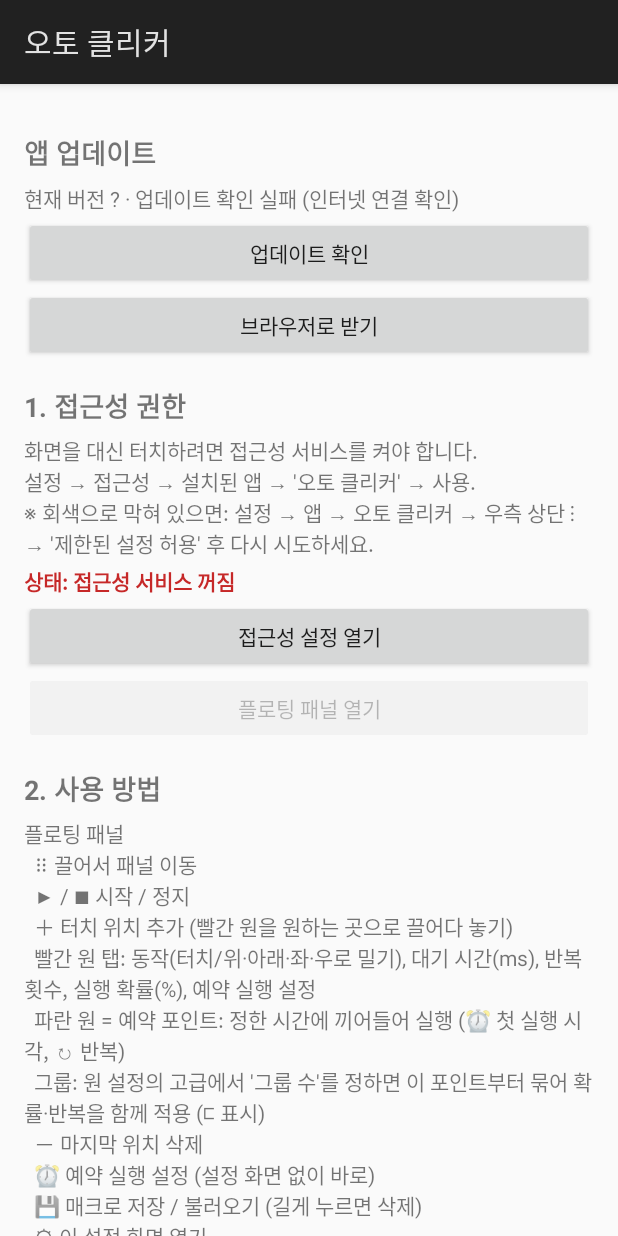
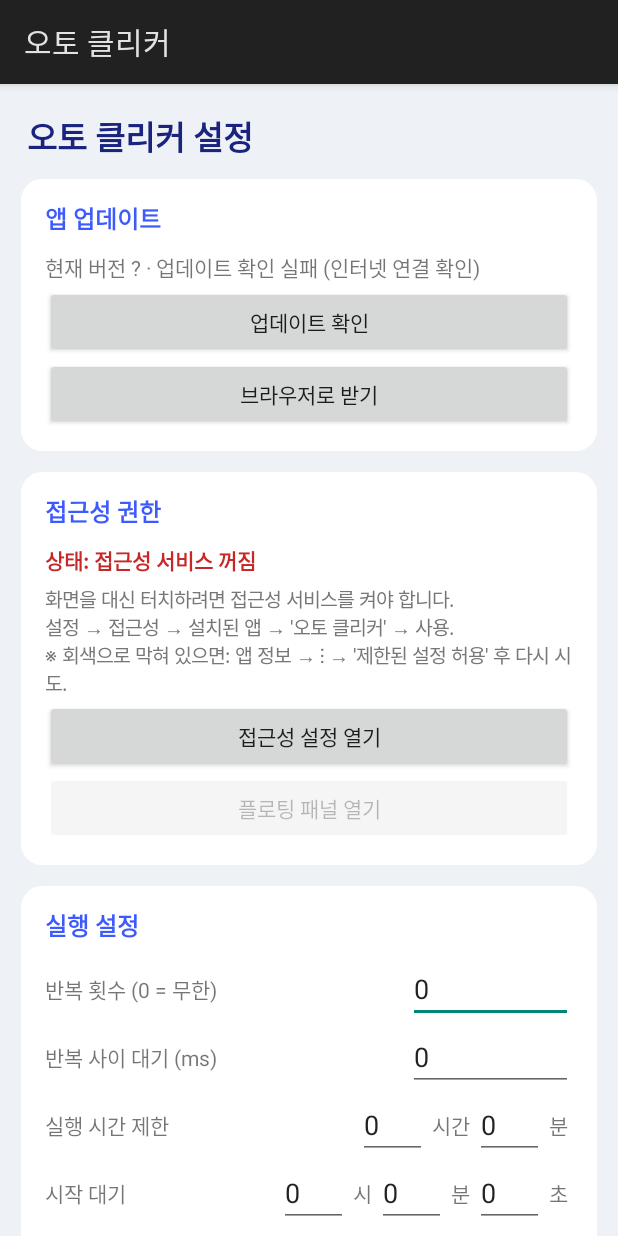
Before and after one commit to akskekekdk/autoclicker, an Android app: the screen it shows after launch (SettingsActivity), on a phone screen of 412 x 824 dp. Run offline under Robolectric (Android 15) with nearby library versions, the phone set to English and light mode, and no system bars; pictures from the network do not load.

Commit message:
Add per-point delete button and reorganize settings into cards
- The point dialog's top row now has a 삭제 button to delete that point
  (next to the reorder ◀▶ buttons).
- Settings screen is grouped into clean section cards (앱 업데이트, 접근성
  권한, 실행 설정, 속도·터치, 정지·표시, 예약 세션, 포인트 목록, 사용 방법)
  with a styled header, card backgrounds and a primary save button.

Co-Authored-By: Claude Opus 4.8 <noreply@anthropic.com>
Claude-Session: https://claude.ai/code/session_015dWKizZm9A7r9ji1qJ7U5L

```diff
--- a/android/app/src/main/java/com/uvm/autoclicker/ClickService.kt
+++ b/android/app/src/main/java/com/uvm/autoclicker/ClickService.kt
@@ -644,6 +644,17 @@ class ClickService : AccessibilityService() {
             gravity = Gravity.CENTER_VERTICAL
             addView(android.widget.Button(theme).apply { text = "◀ 앞으로"; setOnClickListener { moveBy(-1) } })
             addView(android.widget.Button(theme).apply { text = "뒤로 ▶"; setOnClickListener { moveBy(1) } })
+            addView(android.widget.Button(theme).apply {
+                text = "삭제"
+                setOnClickListener {
+                    if (curIndex in config.points.indices) {
+                        config.points.removeAt(curIndex)
+                        Store.save(this@ClickService, config)
+                        rebuildMarkers()
+                    }
+                    dialogRef?.dismiss()
+                }
+            })
         }
         val box = LinearLayout(theme).apply {
             orientation = LinearLayout.VERTICAL
--- a/android/app/src/main/java/com/uvm/autoclicker/SettingsActivity.kt
+++ b/android/app/src/main/java/com/uvm/autoclicker/SettingsActivity.kt
@@ -66,124 +66,133 @@ class SettingsActivity : Activity() {
         }
         root = LinearLayout(this).apply {
             orientation = LinearLayout.VERTICAL
-            setPadding(dp(16), dp(16), dp(16), dp(24))
+            setPadding(dp(14), dp(14), dp(14), dp(28))
+            setBackgroundColor(Color.parseColor("#EEF1F5"))
         }
-        setContentView(ScrollView(this).apply { addView(root) })
+        setContentView(ScrollView(this).apply {
+            setBackgroundColor(Color.parseColor("#EEF1F5"))
+            addView(root)
+        })
 
-        root.addView(title("앱 업데이트"))
-        updateText = text("현재 버전 ${Updater.currentVersionName(this)}")
-        root.addView(updateText)
+        // 제목
+        root.addView(TextView(this).apply {
+            text = "오토 클리커 설정"
+            textSize = 22f
+            setTypeface(typeface, Typeface.BOLD)
+            setTextColor(Color.parseColor("#1A237E"))
+            setPadding(dp(4), dp(4), 0, dp(12))
+        })
+
+        // 앱 업데이트
+        card("앱 업데이트").apply {
+            updateText = text("현재 버전 ${Updater.currentVersionName(this@SettingsActivity)}")
+            addView(updateText)
             updateBtn = button("업데이트 확인") { onUpdateClicked() }
-        root.addView(updateBtn)
-        root.addView(button("브라우저로 받기") { Updater.openReleasePage(this) })
+            addView(updateBtn)
+            addView(button("브라우저로 받기") { Updater.openReleasePage(this@SettingsActivity) })
+        }
 
-        root.addView(title("1. 접근성 권한"))
-        root.addView(text(
+        // 접근성 권한
+        card("접근성 권한").apply {
+            statusText = text("").apply { setTypeface(typeface, Typeface.BOLD) }
+            addView(statusText)
+            addView(hint(
                 "화면을 대신 터치하려면 접근성 서비스를 켜야 합니다.\n" +
                     "설정 → 접근성 → 설치된 앱 → '오토 클리커' → 사용.\n" +
-                "※ 회색으로 막혀 있으면: 설정 → 앱 → 오토 클리커 → 우측 상단 ⋮ → '제한된 설정 허용' 후 다시 시도하세요."
+                    "※ 회색으로 막혀 있으면: 앱 정보 → ⋮ → '제한된 설정 허용' 후 다시 시도."
             ))
-        statusText = text("").apply { setTypeface(typeface, Typeface.BOLD) }
-        root.addView(statusText)
-        root.addView(button("접근성 설정 열기") {
+            addView(button("접근성 설정 열기") {
                 startActivity(Intent(Settings.ACTION_ACCESSIBILITY_SETTINGS))
             })
             panelBtn = button("플로팅 패널 열기") { togglePanel() }
-        root.addView(panelBtn)
+            addView(panelBtn)
+        }
 
-        root.addView(title("2. 사용 방법"))
-        root.addView(text(
-            "플로팅 패널\n" +
-                "  ⠿ 끌어서 패널 이동\n" +
-                "  ▶ / ■ 시작 / 정지\n" +
-                "  ＋ 터치 위치 추가 (빨간 원을 원하는 곳으로 끌어다 놓기)\n" +
-                "  빨간 원 탭: 동작(터치/위·아래·좌·우로 밀기), 대기 시간(ms), 반복 횟수, 실행 확률(%), 예약 실행 설정\n" +
-                "  파란 원 = 예약 포인트: 정한 시간에 끼어들어 실행 (⏰ 첫 실행 시각, ↻ 반복)\n" +
-                "  그룹: 원 설정의 고급에서 '그룹 수'를 정하면 이 포인트부터 묶어 확률·반복을 함께 적용 (⊏ 표시)\n" +
-                "  － 마지막 위치 삭제\n" +
-                "  ⏰ 예약 실행 설정 (설정 화면 없이 바로)\n" +
-                "  💾 매크로 저장 / 불러오기 (길게 누르면 삭제)\n" +
-                "  ⚙ 이 설정 화면 열기\n" +
-                "  ⇄ / ⇅ 패널을 가로 / 세로로 바꾸기\n" +
-                "  실행 중 볼륨 버튼(위/아래)을 누르면 언제든 정지됩니다\n" +
-                "  ▲ 접기 / ▼ 펼치기 (같은 버튼을 다시 누르면 펼쳐짐)\n" +
-                "  ✕ 패널 닫기 (앱 아이콘을 누르면 다시 열림)\n" +
-                "번호 순서대로 터치합니다. 각 포인트를 '횟수'만큼 연속 터치하고, 매 터치 후 '대기'만큼 기다립니다."
-        ))
-
-        root.addView(title("3. 반복 설정"))
+        // 실행 설정
+        card("실행 설정").apply {
             repeatEdit = numberEdit()
             loopDelayEdit = numberEdit()
+            addView(row("반복 횟수 (0 = 무한)", repeatEdit))
+            addView(row("반복 사이 대기 (ms)", loopDelayEdit))
+            limitHoursEdit = numberEdit()
+            limitMinutesEdit = numberEdit()
+            addView(hmsLabelRow("실행 시간 제한", listOf(limitHoursEdit to "시간", limitMinutesEdit to "분")))
             startHoursEdit = numberEdit()
             startMinutesEdit = numberEdit()
             startSecondsEdit = numberEdit()
-        root.addView(LinearLayout(this).apply {
-            orientation = LinearLayout.HORIZONTAL
-            gravity = Gravity.CENTER_VERTICAL
-            addView(TextView(this@SettingsActivity).apply {
-                text = "시작 대기"
-                layoutParams = LinearLayout.LayoutParams(0, LinearLayout.LayoutParams.WRAP_CONTENT, 1f)
-            })
-            listOf(startHoursEdit to "시 ", startMinutesEdit to "분 ", startSecondsEdit to "초").forEach { (e, unit) ->
-                addView(e, LinearLayout.LayoutParams(dp(48), LinearLayout.LayoutParams.WRAP_CONTENT))
-                addView(TextView(this@SettingsActivity).apply { text = unit })
+            addView(hmsLabelRow("시작 대기", listOf(startHoursEdit to "시", startMinutesEdit to "분", startSecondsEdit to "초")))
+            addView(hint("반복 횟수와 실행 시간 중 먼저 끝나는 쪽에서 정지합니다. 시작 대기는 ▶ 뒤 그 시간이 지나야 시작합니다 (0 = 바로). 실행 중에는 화면이 꺼지지 않습니다."))
         }
-        })
-        root.addView(text("▶을 누르고 이 시간이 지난 뒤 매크로 전체를 시작합니다 (0 = 바로). 기다리는 동안 패널에 남은 시간이 보이고 ■로 취소할 수 있습니다."))
 
-        root.addView(title("예약 세션 (여러 시간에 나눠 실행)"))
-        root.addView(text("▶을 누른 시점 기준으로, 정한 시간마다 매크로 전체를 '횟수'만큼 실행합니다. 예: 3시간 뒤 10회, 5시간 15분 뒤 5회. 한 줄이라도 있으면 위의 '시작 대기'는 무시됩니다."))
-        sessionsBox = LinearLayout(this).apply { orientation = LinearLayout.VERTICAL }
-        root.addView(sessionsBox)
-        root.addView(button("세션 추가") { addSessionRow(0, 0, 0, 1); })
-        keepAliveEdit = numberEdit()
-        root.addView(row("대기 중 유지 탭 간격 (초, 0 = 끔)", keepAliveEdit))
-        root.addView(text("예약/시작 대기 동안 이 간격마다 1번 포인트를 한 번 눌러 게임이 끊기는 것을 막습니다. 1번 포인트는 눌러도 안전한 빈 곳에 두세요. (모든 매크로 공통 · 패널 ⏰에서도 설정 가능)"))
-        root.addView(row("반복 횟수 (0 = 무한)", repeatEdit))
-        root.addView(row("반복 사이 대기 (ms)", loopDelayEdit))
-        limitHoursEdit = numberEdit()
-        limitMinutesEdit = numberEdit()
-        root.addView(LinearLayout(this).apply {
-            orientation = LinearLayout.HORIZONTAL
-            gravity = Gravity.CENTER_VERTICAL
-            addView(TextView(this@SettingsActivity).apply {
-                text = "실행 시간 제한 (0 = 없음)"
-                layoutParams = LinearLayout.LayoutParams(0, LinearLayout.LayoutParams.WRAP_CONTENT, 1f)
-            })
-            addView(limitHoursEdit, LinearLayout.LayoutParams(dp(56), LinearLayout.LayoutParams.WRAP_CONTENT))
-            addView(TextView(this@SettingsActivity).apply { text = "시간 " })
-            addView(limitMinutesEdit, LinearLayout.LayoutParams(dp(56), LinearLayout.LayoutParams.WRAP_CONTENT))
-            addView(TextView(this@SettingsActivity).apply { text = "분" })
-        })
-        root.addView(text("반복 횟수와 실행 시간 중 먼저 도달하는 쪽에서 정지합니다. 실행 중에는 화면이 꺼지지 않습니다."))
+        // 속도 / 터치
+        card("속도 · 터치").apply {
+            tapDurationEdit = numberEdit()
+            addView(row("터치 누르는 시간 (ms)", tapDurationEdit))
             defaultDelayEdit = numberEdit()
-        root.addView(row("첫 포인트 기본 대기 (ms)", defaultDelayEdit))
-        root.addView(text("＋로 추가하는 포인트는 마지막 포인트의 대기 시간과 반복 횟수를 이어받습니다."))
-        tapDurationEdit = numberEdit()
-        root.addView(row("터치 누르는 시간 (ms)", tapDurationEdit))
-        root.addView(text("작을수록 연타가 빨라집니다. 터치가 가끔 안 먹히면 50~100으로 늘려보세요."))
-        root.addView(title("정지 방법"))
-        stopModeGroup = RadioGroup(this)
+            addView(row("첫 포인트 기본 대기 (ms)", defaultDelayEdit))
+            maxSpeedCheck = CheckBox(this@SettingsActivity).apply { text = "최고 속도 모드 (더 빠름 · 정지 버튼 느려짐)" }
+            addView(maxSpeedCheck)
+            addView(hint("터치 누르는 시간이 작을수록 연타가 빨라집니다. 가끔 안 먹히면 50~100으로 늘리세요. 최고 속도 모드에서는 볼륨 키로 정지하세요."))
+        }
+
+        // 정지 · 표시
+        card("정지 · 표시").apply {
+            addView(text("정지 방법").apply { setTypeface(typeface, Typeface.BOLD) })
+            stopModeGroup = RadioGroup(this@SettingsActivity)
             StopMode.entries.forEach { mode ->
-            stopModeGroup.addView(RadioButton(this).apply {
+                stopModeGroup.addView(RadioButton(this@SettingsActivity).apply {
                     id = View.generateViewId()
                     text = mode.label
                     tag = mode
                 })
             }
-        root.addView(stopModeGroup)
-        highlightCheck = CheckBox(this).apply { text = "실행 중 포인트 강조 표시 (끄면 깜빡임 없음)" }
-        root.addView(highlightCheck)
-        maxSpeedCheck = CheckBox(this).apply { text = "최고 속도 모드 (더 빠르게 · 정지 버튼 느려짐, 볼륨 키로 정지)" }
-        root.addView(maxSpeedCheck)
+            addView(stopModeGroup)
+            highlightCheck = CheckBox(this@SettingsActivity).apply { text = "실행 중 포인트 강조 표시 (끄면 깜빡임 없음)" }
+            addView(highlightCheck)
+            addView(hint("실행 중 볼륨 버튼(또는 볼륨 변경)으로 언제든 정지할 수 있습니다."))
+        }
 
-        root.addView(title("4. 포인트별 대기 시간 / 터치 횟수"))
-        pointsBox = LinearLayout(this).apply { orientation = LinearLayout.VERTICAL }
-        root.addView(pointsBox)
+        // 예약 세션
+        card("예약 세션").apply {
+            addView(hint("▶을 누른 시점 기준으로 정한 시간마다 매크로 전체를 '횟수'만큼 실행합니다. 예: 3시간 뒤 10회. 세션이 있으면 '시작 대기'는 무시됩니다."))
+            sessionsBox = LinearLayout(this@SettingsActivity).apply { orientation = LinearLayout.VERTICAL }
+            addView(sessionsBox)
+            addView(button("세션 추가") { addSessionRow(0, 0, 0, 1) })
+            keepAliveEdit = numberEdit()
+            addView(row("대기 중 유지 탭 간격 (초, 0 = 끔)", keepAliveEdit))
+            addView(hint("대기 동안 이 간격마다 1번 포인트를 눌러 게임이 끊기는 것을 막습니다. 1번 포인트는 빈 곳에 두세요. (모든 매크로 공통)"))
+        }
 
-        root.addView(button("저장") {
+        // 포인트 목록
+        card("포인트 목록").apply {
+            addView(hint("각 포인트의 대기 시간과 연속 터치 횟수. 위치·동작·순서는 화면의 원을 탭해서 바꾸세요."))
+            pointsBox = LinearLayout(this@SettingsActivity).apply { orientation = LinearLayout.VERTICAL }
+            addView(pointsBox)
+        }
+
+        // 저장
+        root.addView(button("설정 저장") {
             if (save()) Toast.makeText(this, "저장했습니다", Toast.LENGTH_SHORT).show()
+        }.apply {
+            setBackgroundColor(Color.parseColor("#3D5AFE"))
+            setTextColor(Color.WHITE)
+            textSize = 16f
         })
+
+        // 사용 방법 (맨 아래)
+        card("사용 방법").apply {
+            addView(hint(
+                "플로팅 패널 버튼\n" +
+                    "  ⠿ 끌어서 이동   ▶/■ 시작/정지\n" +
+                    "  ＋ 포인트 추가 (빨간 원을 원하는 곳으로)\n" +
+                    "  － 마지막 포인트 삭제\n" +
+                    "  🔁 전체 반복 횟수   ⏰ 예약   💾 매크로 저장/불러오기\n" +
+                    "  ⚙ 설정   ⇄/⇅ 가로·세로   ▲/▼ 접기·펼치기   ✕ 닫기\n" +
+                    "빨간 원 탭: 순서(◀▶)·삭제·동작·대기·횟수·확률·그룹·예약·종결 설정.\n" +
+                    "검정 원 = 종결/종료: 전체 반복이 끝난 뒤 한 번 실행.\n" +
+                    "번호 순서대로, 각 포인트를 '횟수'만큼 누르고 매 터치 후 '대기'만큼 기다립니다."
+            ))
+        }
 
         checkUpdate()
     }
@@ -462,6 +471,53 @@ class SettingsActivity : Activity() {
     }
 
     // ------------------------------------------------------------- widgets
+    /** 섹션 카드를 만들어 root에 추가하고 반환한다. */
+    private fun card(titleText: String): LinearLayout {
+        val header = TextView(this).apply {
+            text = titleText
+            textSize = 16f
+            setTypeface(typeface, Typeface.BOLD)
+            setTextColor(Color.parseColor("#3D5AFE"))
+            setPadding(0, 0, 0, dp(8))
+        }
+        val box = LinearLayout(this).apply {
+            orientation = LinearLayout.VERTICAL
+            background = android.graphics.drawable.GradientDrawable().apply {
+                setColor(Color.WHITE)
+                cornerRadius = dp(14).toFloat()
+            }
+            setPadding(dp(16), dp(14), dp(16), dp(14))
+            layoutParams = LinearLayout.LayoutParams(
+                LinearLayout.LayoutParams.MATCH_PARENT, LinearLayout.LayoutParams.WRAP_CONTENT
+            ).apply { bottomMargin = dp(14) }
+            addView(header)
+        }
+        root.addView(box)
+        return box
+    }
+
+    /** 카드 안의 설명(회색 작은 글씨). */
+    private fun hint(s: String) = TextView(this).apply {
+        text = s
+        textSize = 13f
+        setTextColor(Color.parseColor("#777777"))
+        setPadding(0, dp(4), 0, dp(2))
+    }
+
+    /** '라벨  [입력]단위 [입력]단위' 한 줄. */
+    private fun hmsLabelRow(label: String, fields: List<Pair<EditText, String>>) = LinearLayout(this).apply {
+        orientation = LinearLayout.HORIZONTAL
+        gravity = Gravity.CENTER_VERTICAL
+        addView(TextView(this@SettingsActivity).apply {
+            text = label
+            layoutParams = LinearLayout.LayoutParams(0, LinearLayout.LayoutParams.WRAP_CONTENT, 1f)
+        })
+        fields.forEach { (e, unit) ->
+            addView(e, LinearLayout.LayoutParams(dp(46), LinearLayout.LayoutParams.WRAP_CONTENT))
+            addView(TextView(this@SettingsActivity).apply { text = " $unit " })
+        }
+    }
+
     private fun title(s: String) = TextView(this).apply {
         text = s
         textSize = 18f
```
Lines whose indentation alone changed are shown as unchanged.
